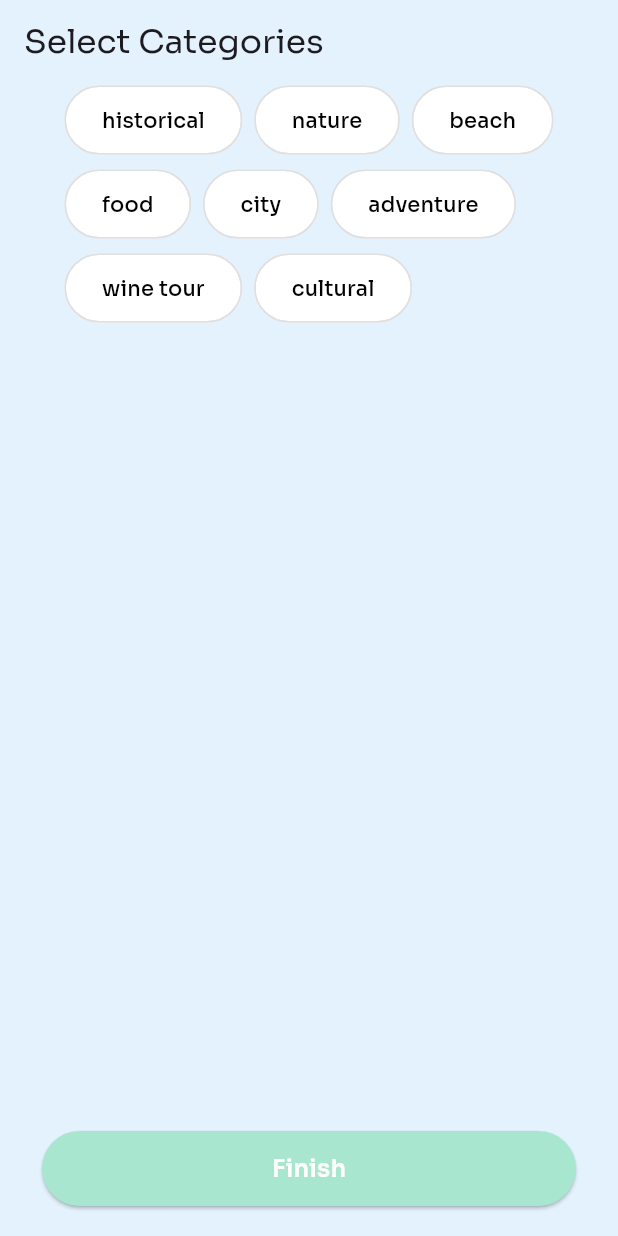
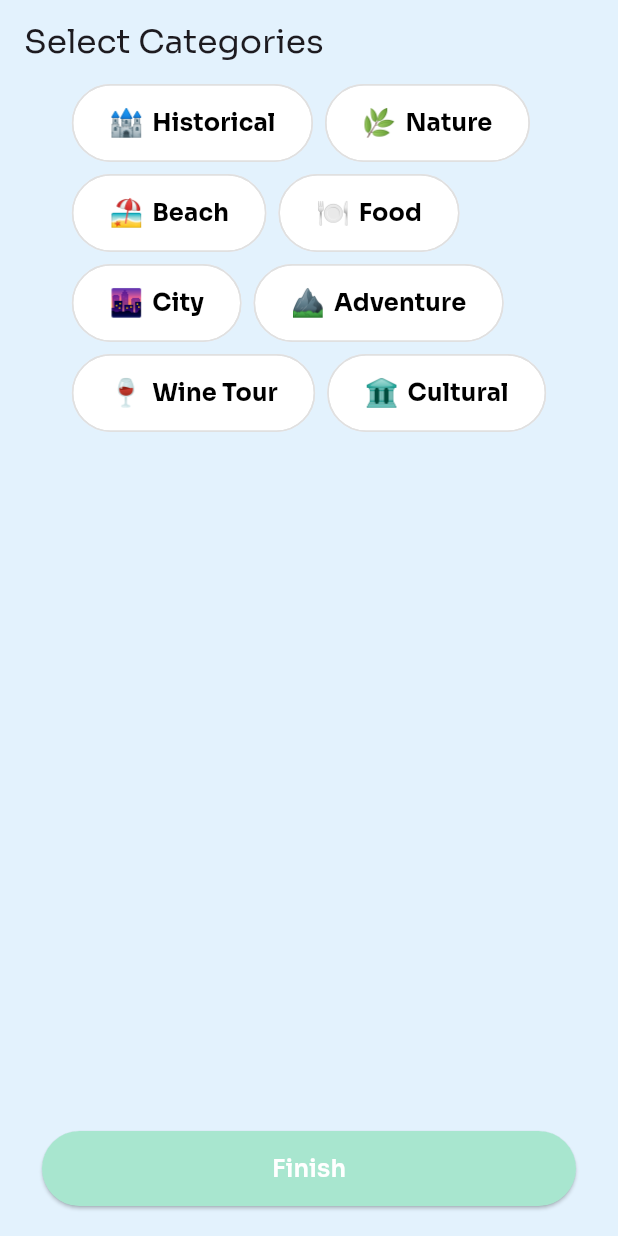
Before and after one commit to 3bary/trek, a Flutter app: the CategoriesView screen opened directly, on a phone screen of 412 x 824 dp. Run offline on Flutter 3.47's test engine with Material 3 defaults, Android fonts, the phone set to English and light mode, and no system bars; our stand-ins replace curved_navigation_bar, flutter_bloc, font_awesome_flutter, go_router, google_fonts.

Commit message:
edit categories and tags structure

```diff
--- a/lib/core/utils/constants.dart
+++ b/lib/core/utils/constants.dart
@@ -8,39 +8,39 @@ const Color kSecondaryColor = Color(0xffA8E6CF);
 const Color kTertiaryColor = Color(0xffF5E6CA);
 const Color kTextColor = Colors.black87;
 
-class AppConstants {
+abstract class AppConstants {
   static List<TagModel> tags = [
-    TagModel(name: "castles", description: '🏰 Visit royal palaces and medieval fortresses'),
-    TagModel(name: "hiking", description: '🥾 Explore scenic trails in mountains and forests'),
-    TagModel(name: "architecture", description: '🏛️ Discover famous landmarks and historical buildings'),
-    TagModel(name: "luxury", description: '🏨 Enjoy high-end hotels, fine dining, and exclusive experiences'),
-    TagModel(name: "wildlife", description: '🦅 Observe nature, birdwatching, and safaris'),
-    TagModel(name: "scenic", description: '📸 Visit breathtaking landscapes and photo spots'),
-    TagModel(name: "nightlife", description: '🌃 Enjoy clubs, live music, and rooftop bars'),
-    TagModel(name: "restaurants", description: '🍽️ Dine at gourmet, Michelin-star, or local eateries'),
-    TagModel(name: "wine", description: '🍷 Explore vineyards, wine tours, and tastings'),
-    TagModel(name: "museums", description: '🖼️ Visit art galleries, history exhibits, and cultural museums'),
-    TagModel(name: "beaches", description: '🏖️ Relax at sunny coastal destinations'),
-    TagModel(name: "kayaking", description: '🚣 Paddle through rivers, lakes, and ocean waves'),
-    TagModel(name: "cycling", description: '🚴 Ride scenic routes through cities and countryside'),
-    TagModel(name: "skiing", description: '⛷️ Experience winter sports in the French Alps'),
-    TagModel(name: "photography", description: '📷 Capture beautiful landscapes and urban views'),
-    TagModel(name: "hot air balloon", description: '🎈 Enjoy aerial views of valleys and castles'),
-    TagModel(name: "shopping", description: '🛍️ Visit luxury boutiques, malls, and street markets'),
-    TagModel(name: "bars", description: '🍸 Explore cocktail lounges, jazz clubs, and local pubs'),
-    TagModel(name: "concerts", description: '🎶 Enjoy live music performances and festivals'),
-    TagModel(name: "spa", description: '💆 Relax with massages and wellness treatments'),
-    TagModel(name: "UNESCO", description: '🏛️ Discover world heritage sites'),
+    TagModel(name: "Castles", emoji: '🏰'),
+    TagModel(name: "Hiking", emoji: '🥾'),
+    TagModel(name: "Architecture", emoji: '🏛️'),
+    TagModel(name: "Luxury", emoji: '🏨'),
+    TagModel(name: "Wildlife", emoji: '🦅'),
+    TagModel(name: "Scenic", emoji: '📸'),
+    TagModel(name: "Nightlife", emoji: '🌃'),
+    TagModel(name: "Restaurants", emoji: '🍽️'),
+    TagModel(name: "Wine", emoji: '🍷'),
+    TagModel(name: "Museums", emoji: '🖼️'),
+    TagModel(name: "Beaches", emoji: '🏖️'),
+    TagModel(name: "Kayaking", emoji: '🚣'),
+    TagModel(name: "Cycling", emoji: '🚴'),
+    TagModel(name: "Skiing", emoji: '⛷️'),
+    TagModel(name: "Photography", emoji: '📷'),
+    TagModel(name: "Hot Air Balloon", emoji: '🎈'),
+    TagModel(name: "Shopping", emoji: '🛍️'),
+    TagModel(name: "Bars", emoji: '🍸'),
+    TagModel(name: "Concerts", emoji: '🎶'),
+    TagModel(name: "Spa", emoji: '💆'),
+    TagModel(name: "UNESCO", emoji: '🏛️'),
   ];
 
   static List<CategoryModel> categories = [
-    CategoryModel(name: "historical", examples: ["Castles", "ruins", "museums"]),
-    CategoryModel(name: "nature", examples: ["Parks", "hiking", "wildlife"]),
-    CategoryModel(name: "beach", examples: ["Seaside resorts", "hidden beaches"]),
-    CategoryModel(name: "food", examples: ["Restaurants", "local markets", "wine tasting"]),
-    CategoryModel(name: "city", examples: ["Shopping", "nightlife", "entertainment"]),
-    CategoryModel(name: "adventure", examples: ["Kayaking", "skiing", "road trips"]),
-    CategoryModel(name: "wine tour", examples: ["Vineyards", "wine & cheese tasting"]),
-    CategoryModel(name: "cultural", examples: ["UNESCO sites", "art", "architecture"]),
+    CategoryModel(name: "Historical", emoji: '🏰', ),
+    CategoryModel(name: "Nature", emoji: '🌿', ),
+    CategoryModel(name: "Beach", emoji: '🏖',),
+    CategoryModel(name: "Food", emoji: '🍽', ),
+    CategoryModel(name: "City", emoji: '🌆', ),
+    CategoryModel(name: "Adventure", emoji: '⛰',),
+    CategoryModel(name: "Wine Tour", emoji: '🍷',),
+    CategoryModel(name: "Cultural", emoji: '🏛',),
   ];
 }
--- a/lib/features/user_preferences/data/models/category_model.dart
+++ b/lib/features/user_preferences/data/models/category_model.dart
@@ -1,6 +1,6 @@
 class CategoryModel {
   final String name;
-  final List<String> examples;
+  final String emoji;
 
-  CategoryModel({required this.name, required this.examples});
+  CategoryModel({required this.name, required this.emoji});
 }
--- a/lib/features/user_preferences/data/models/tag_model.dart
+++ b/lib/features/user_preferences/data/models/tag_model.dart
@@ -1,6 +1,6 @@
 class TagModel {
 final String name;
-final String description;
+final String emoji;
 
-TagModel({required this.name, required this.description});
+TagModel({required this.name, required this.emoji});
 }
--- a/lib/features/user_preferences/presentation/views/widgets/categories_view_body.dart
+++ b/lib/features/user_preferences/presentation/views/widgets/categories_view_body.dart
@@ -33,17 +33,24 @@ class _CategoriesViewBodyState extends State<CategoriesViewBody> {
                       );
                       return CustomChip(
                         isSelected: isSelected,
-                      label: Text(category.name),
-                      onChipSelected: (){
+                        label: Row(
+                          mainAxisSize: MainAxisSize.min,
+                          children: [
+                            Text(category.emoji, style: TextStyle(fontSize: 18)), // Emoji
+                            SizedBox(width: 6),
+                            Text(category.name, style: TextStyle(fontWeight: FontWeight.bold, fontSize: 16)),
+                          ],
+                        ),
+                        onChipSelected: () {
                           setState(() {
                             selectedCategories.add(category.name);
                           });
                         },
-                      onChipDeselected: (){
+                        onChipDeselected: () {
                           setState(() {
                             selectedCategories.remove(category.name);
                           });
-                      }
+                        },
                       );
                     }).toList(),
               ),
@@ -53,9 +60,7 @@ class _CategoriesViewBodyState extends State<CategoriesViewBody> {
             backgroundColor: kSecondaryColor,
             text: "Finish",
             textColor: Colors.white,
-            onPressed: () {
-
-            },
+            onPressed: () {},
           ),
           SizedBox(height: 20),
         ],
--- a/lib/features/user_preferences/presentation/views/widgets/tags_view_body.dart
+++ b/lib/features/user_preferences/presentation/views/widgets/tags_view_body.dart
@@ -33,7 +33,7 @@ class _TagsViewBodyState extends State<TagsViewBody> {
                         label: Row(
                           mainAxisSize: MainAxisSize.min,
                           children: [
-                            Text(tag.description.split(" ").first, style: TextStyle(fontSize: 18)), // Emoji
+                            Text(tag.emoji, style: TextStyle(fontSize: 18)), // Emoji
                             SizedBox(width: 6),
                             Text(tag.name, style: TextStyle(fontWeight: FontWeight.bold, fontSize: 16)),
                           ],
```
Lines whose indentation alone changed are shown as unchanged.
